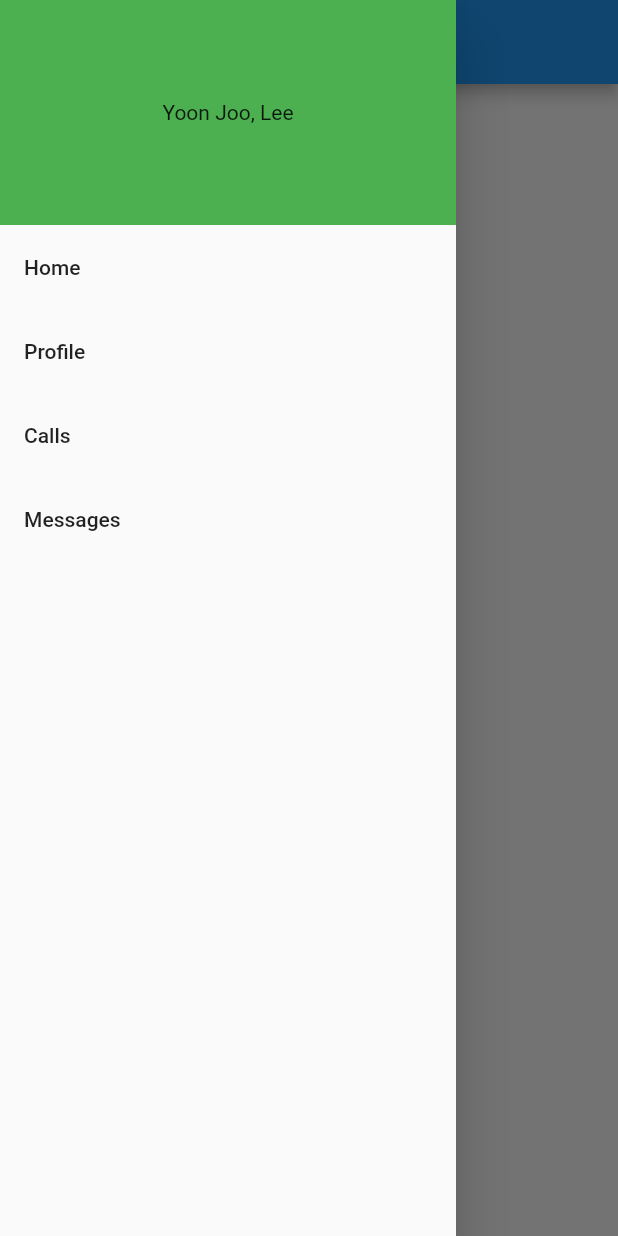
After one commit to Lee-Yoonjoo/example_responsive_one, a Flutter app: the ExampleTwoWidget screen opened directly, with the side drawer open, on a phone screen of 412 x 824 dp. The commit adds this screen. Run offline on Flutter 3.47's test engine with Material 2 defaults, Android fonts, the phone set to English and light mode, and no system bars.

Commit message:
Added different example with MediaQuery.

```diff
--- /dev/null
+++ b/lib/example_one/simple/example_widget.dart
@@ -0,0 +1,33 @@
+
+import 'package:example_responsive_one/example_one/simple/menu_widget.dart';
+import 'package:flutter/material.dart';
+
+class ExampleTwoWidget extends StatelessWidget {
+  const ExampleTwoWidget({Key? key}) : super(key: key);
+
+  @override
+  Widget build(BuildContext context) {
+    var media = MediaQuery.of(context).size;
+    return Scaffold(
+      appBar: AppBar(),
+      drawer: media.width < 600
+          ? Drawer(
+              child: Menu(),
+            )
+          : null,
+      body: Row(
+        children: <Widget>[
+          media.width > 600 ? Flexible(flex: 1, child: Menu()) : Container(),
+          Flexible(
+            flex: 3,
+            child: Center(
+                child: Text(
+              "Size ${media.width} * ${media.height}",
+              style: Theme.of(context).textTheme.titleMedium,
+            )),
+          ),
+        ],
+      ),
+    );
+  }
+}
--- /dev/null
+++ b/lib/example_one/simple/menu_widget.dart
@@ -0,0 +1,34 @@
+import 'package:flutter/material.dart';
+
+class Menu extends StatelessWidget {
+  const Menu({Key? key}) : super(key: key);
+
+  @override
+  Widget build(BuildContext context) {
+    return ListView(
+      children: <Widget>[
+        Container(
+          height: 150.0,
+          color: Colors.green,
+          child: const Center(child: Text("Yoon Joo, Lee")),
+        ),
+        ListTile(
+          title: const Text("Home"),
+          onTap: () {},
+        ),
+        ListTile(
+          title: const Text("Profile"),
+          onTap: () {},
+        ),
+        ListTile(
+          title: const Text("Calls"),
+          onTap: () {},
+        ),
+        ListTile(
+          title: const Text("Messages"),
+          onTap: () {},
+        ),
+      ],
+    );
+  }
+}
--- a/lib/responsive_classic_method/stateful/DetailPage.dart
+++ b/lib/example_one/stateful/DetailPage.dart
@@ -1,4 +1,4 @@
-import 'package:example_responsive_one/responsive_classic_method/stateful/DetailWidget.dart';
+import 'package:example_responsive_one/example_one/stateful/DetailWidget.dart';
 import 'package:flutter/material.dart';
 
 class DetailPage extends StatefulWidget {
--- a/lib/responsive_classic_method/stateful/MasterDetailPage.dart
+++ b/lib/example_one/stateful/MasterDetailPage.dart
@@ -1,4 +1,4 @@
-import 'package:example_responsive_one/responsive_classic_method/stateful/DetailWidget.dart';
+import 'package:example_responsive_one/example_one/stateful/DetailWidget.dart';
 import 'package:flutter/material.dart';
 import 'DetailPage.dart';
 import 'ListWidget.dart';
--- a/lib/responsive_classic_method/stateful/main.dart
+++ b/lib/example_one/stateful/main.dart
@@ -1,4 +1,4 @@
-import 'package:example_responsive_one/responsive_classic_method/stateful/MasterDetailPage.dart';
+import 'package:example_responsive_one/example_one/stateful/MasterDetailPage.dart';
 import 'package:flutter/material.dart';
 
 
--- a/lib/responsive_classic_method/stateless/list_widget.dart
+++ b/lib/example_one/stateless/list_widget.dart
@@ -1,4 +1,4 @@
-import 'package:example_responsive_one/responsive_classic_method/stateless/detail_widget.dart';
+import 'package:example_responsive_one/example_one/stateless/detail_widget.dart';
 import 'package:example_responsive_one/home.dart';
 import 'package:flutter/material.dart';
 
--- a/lib/responsive_classic_method/stateless/master_detail_widget.dart
+++ b/lib/example_one/stateless/master_detail_widget.dart
@@ -1,6 +1,6 @@
 
-import 'package:example_responsive_one/responsive_classic_method/stateless/detail_widget.dart';
-import 'package:example_responsive_one/responsive_classic_method/stateless/list_widget.dart';
+import 'package:example_responsive_one/example_one/stateless/detail_widget.dart';
+import 'package:example_responsive_one/example_one/stateless/list_widget.dart';
 import 'package:flutter/material.dart';
 
 class MasterDetailWidget extends StatefulWidget {
--- a/lib/home.dart
+++ b/lib/home.dart
@@ -1,6 +1,7 @@
 
-import 'package:example_responsive_one/responsive_classic_method/stateful/MasterDetailPage.dart';
-import 'package:example_responsive_one/responsive_classic_method/stateless/master_detail_widget.dart';
+import 'package:example_responsive_one/example_one/simple/example_widget.dart';
+import 'package:example_responsive_one/example_one/stateful/MasterDetailPage.dart';
+import 'package:example_responsive_one/example_one/stateless/master_detail_widget.dart';
 import 'package:flutter/material.dart';
 
 class Home extends StatefulWidget {
@@ -43,6 +44,18 @@ class _HomeState extends State<Home> {
               },
             ),
           ),
+
+          Center(
+            child: FlatButton(
+              color: Colors.grey,
+              child: Text("Example_two_layout_builder"),
+              onPressed: () {
+                Navigator.push(context, MaterialPageRoute(builder: (_) {
+                  return const ExampleTwoWidget();
+                }));
+              },
+            ),
+          ),
         ],
       ),
     );
```
Also changed, not shown: lib/example_one/stateful/DetailWidget.dart (renamed from lib/responsive_classic_method/stateful/DetailWidget.dart), lib/example_one/stateful/ListWidget.dart (renamed from lib/responsive_classic_method/stateful/ListWidget.dart), lib/example_one/stateful/OrientationDemo.dart (renamed from lib/responsive_classic_method/stateful/OrientationDemo.dart), lib/example_one/stateless/detail_widget.dart (renamed from lib/responsive_classic_method/stateless/detail_widget.dart), lib/example_two/main_big.dart (added), lib/example_two/main_page.dart (added), lib/example_two/main_small.dart (added), 1 other file.
